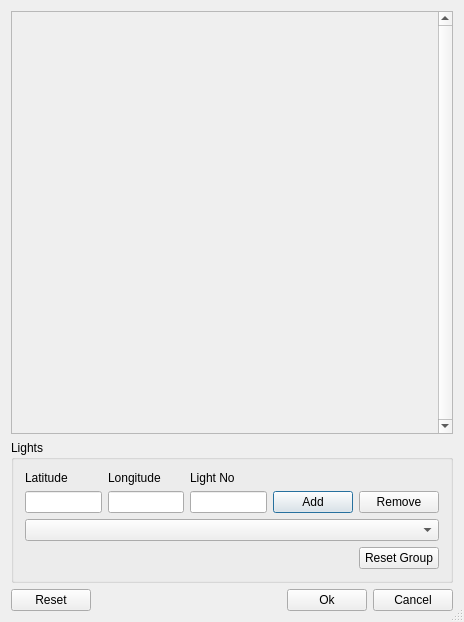
The window that ldvlib/LDVQt/LDVExportOptionPanel.ui (trevorsandy/lpub3d-ci) describes before a commit, drawn with Qt 5.
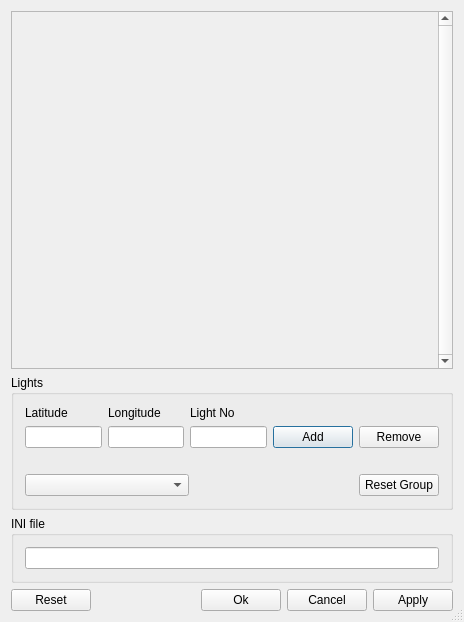
The same window after the commit. Icons and pictures are not drawn.

What changed in the file:
```diff
--- a/ldvlib/LDVQt/LDVExportOptionPanel.ui
+++ b/ldvlib/LDVQt/LDVExportOptionPanel.ui
@@ -21,22 +21,9 @@
   <property name="sizeGripEnabled">
    <bool>true</bool>
   </property>
-  <layout class="QVBoxLayout" name="mainLayout">
-   <property name="spacing">
-    <number>6</number>
-   </property>
-   <property name="leftMargin">
-    <number>11</number>
-   </property>
-   <property name="topMargin">
-    <number>11</number>
-   </property>
-   <property name="rightMargin">
-    <number>11</number>
-   </property>
-   <property name="bottomMargin">
-    <number>11</number>
-   </property>
+  <layout class="QVBoxLayout" name="verticalLayout_3">
+   <item>
+    <layout class="QVBoxLayout" name="verticalLayout_2">
    <item>
     <widget class="QScrollArea" name="scrollArea">
      <property name="sizePolicy">
@@ -61,55 +48,45 @@
      <property name="title">
       <string>Lights</string>
      </property>
-     <layout class="QVBoxLayout" name="verticalLayout_5">
+       <layout class="QVBoxLayout" name="verticalLayout">
       <item>
-       <layout class="QHBoxLayout" name="horizontalLayout_3">
-        <item>
-         <layout class="QVBoxLayout" name="verticalLayout_4">
-          <item>
+         <layout class="QGridLayout" name="gridLayout">
+          <item row="0" column="0">
            <widget class="QLabel" name="label_13">
             <property name="text">
              <string>Latitude</string>
             </property>
            </widget>
           </item>
-          <item>
-           <widget class="QLineEdit" name="povLightLatitudeLnEdit">
-            <property name="toolTip">
-             <string>Enter the light's latitude coordinate.</string>
-            </property>
-           </widget>
-          </item>
-         </layout>
-        </item>
-        <item>
-         <layout class="QVBoxLayout" name="verticalLayout_3">
-          <item>
+          <item row="0" column="1">
            <widget class="QLabel" name="label_14">
             <property name="text">
              <string>Longitude</string>
             </property>
            </widget>
           </item>
-          <item>
-           <widget class="QLineEdit" name="povLightLongitudeLnEdit">
-            <property name="toolTip">
-             <string>Enter the light's longitude coordinate.</string>
-            </property>
-           </widget>
-          </item>
-         </layout>
-        </item>
-        <item>
-         <layout class="QVBoxLayout" name="verticalLayout_2">
-          <item>
+          <item row="0" column="2">
            <widget class="QLabel" name="label_12">
             <property name="text">
              <string>Light No</string>
             </property>
            </widget>
           </item>
-          <item>
+          <item row="1" column="0">
+           <widget class="QLineEdit" name="povLightLatitudeLnEdit">
+            <property name="toolTip">
+             <string>Enter the light's latitude coordinate.</string>
+            </property>
+           </widget>
+          </item>
+          <item row="1" column="1">
+           <widget class="QLineEdit" name="povLightLongitudeLnEdit">
+            <property name="toolTip">
+             <string>Enter the light's longitude coordinate.</string>
+            </property>
+           </widget>
+          </item>
+          <item row="1" column="2">
            <widget class="QLineEdit" name="povLightNumLnEdit">
             <property name="autoFillBackground">
              <bool>false</bool>
@@ -119,20 +96,7 @@
             </property>
            </widget>
           </item>
-         </layout>
-        </item>
-        <item>
-         <layout class="QVBoxLayout" name="verticalLayout">
-          <item>
-           <widget class="QLabel" name="label">
-            <property name="text">
-             <string/>
-            </property>
-           </widget>
-          </item>
-          <item>
-           <layout class="QHBoxLayout" name="horizontalLayout">
-            <item>
+          <item row="1" column="3">
              <widget class="QPushButton" name="povAddLightBtn">
               <property name="toolTip">
                <string>Enter new latitude and longitude values and add a light entry.</string>
@@ -142,7 +106,7 @@
               </property>
              </widget>
             </item>
-            <item>
+          <item row="1" column="4">
              <widget class="QPushButton" name="povRemoveLightBtn">
               <property name="toolTip">
                <string>Remove the current light entry</string>
@@ -154,27 +118,39 @@
             </item>
            </layout>
           </item>
-         </layout>
+        <item>
+         <widget class="QLabel" name="label">
+          <property name="text">
+           <string/>
+          </property>
+         </widget>
         </item>
-       </layout>
-      </item>
+        <item>
+         <layout class="QHBoxLayout" name="horizontalLayout">
       <item>
        <widget class="QComboBox" name="povLightsCombo">
+            <property name="sizePolicy">
+             <sizepolicy hsizetype="Expanding" vsizetype="Fixed">
+              <horstretch>0</horstretch>
+              <verstretch>0</verstretch>
+             </sizepolicy>
+            </property>
         <property name="toolTip">
          <string>View and select light entries</string>
         </property>
        </widget>
       </item>
       <item>
-       <layout class="QHBoxLayout" name="horizontalLayout_2">
-        <item>
          <spacer name="horizontalSpacer">
           <property name="orientation">
            <enum>Qt::Horizontal</enum>
           </property>
+            <property name="sizeType">
+             <enum>QSizePolicy::MinimumExpanding</enum>
+            </property>
           <property name="sizeHint" stdset="0">
            <size>
-            <width>298</width>
+              <width>120</width>
             <height>20</height>
            </size>
           </property>
@@ -195,6 +171,18 @@
      </layout>
     </widget>
    </item>
+     <item>
+      <widget class="QGroupBox" name="iniBox">
+       <property name="title">
+        <string>INI file</string>
+       </property>
+       <layout class="QHBoxLayout" name="horizontalLayout_2">
+        <item>
+         <widget class="QLineEdit" name="iniFileEdit"/>
+        </item>
+       </layout>
+      </widget>
+     </item>
    <item>
     <layout class="QHBoxLayout" name="buttonsLayout">
      <item>
@@ -234,6 +222,15 @@
        </property>
       </widget>
      </item>
+       <item>
+        <widget class="QPushButton" name="applyButton">
+         <property name="text">
+          <string>Apply</string>
+         </property>
+        </widget>
+       </item>
+      </layout>
+     </item>
     </layout>
    </item>
   </layout>
```
Left out of the diff: 20 changed lines with no effect on the pictures. Lines whose indentation alone changed are shown as unchanged.
